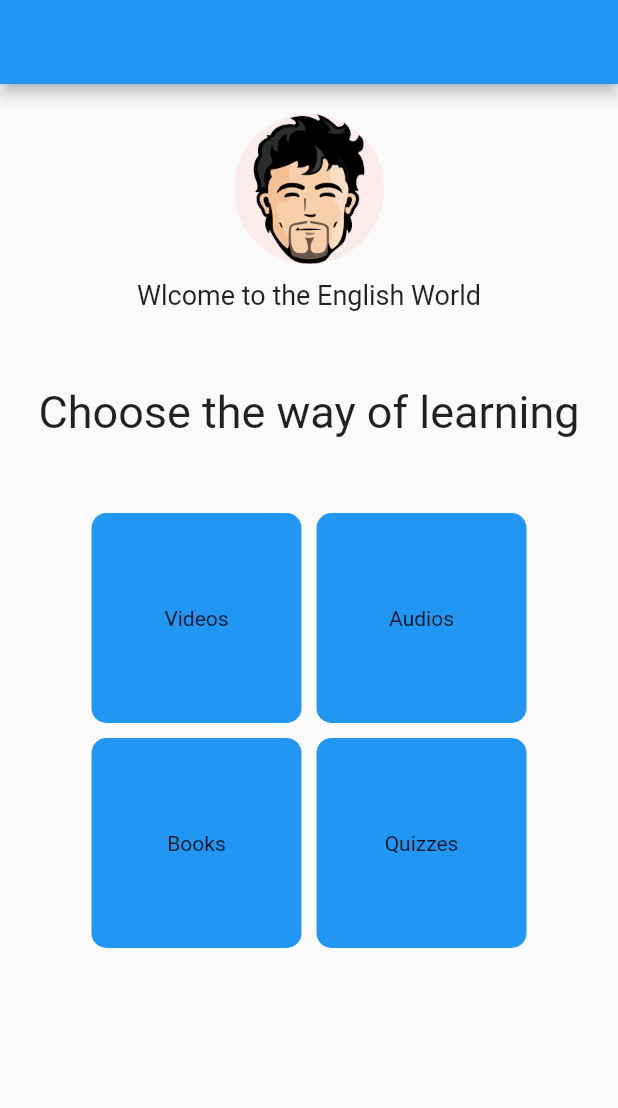
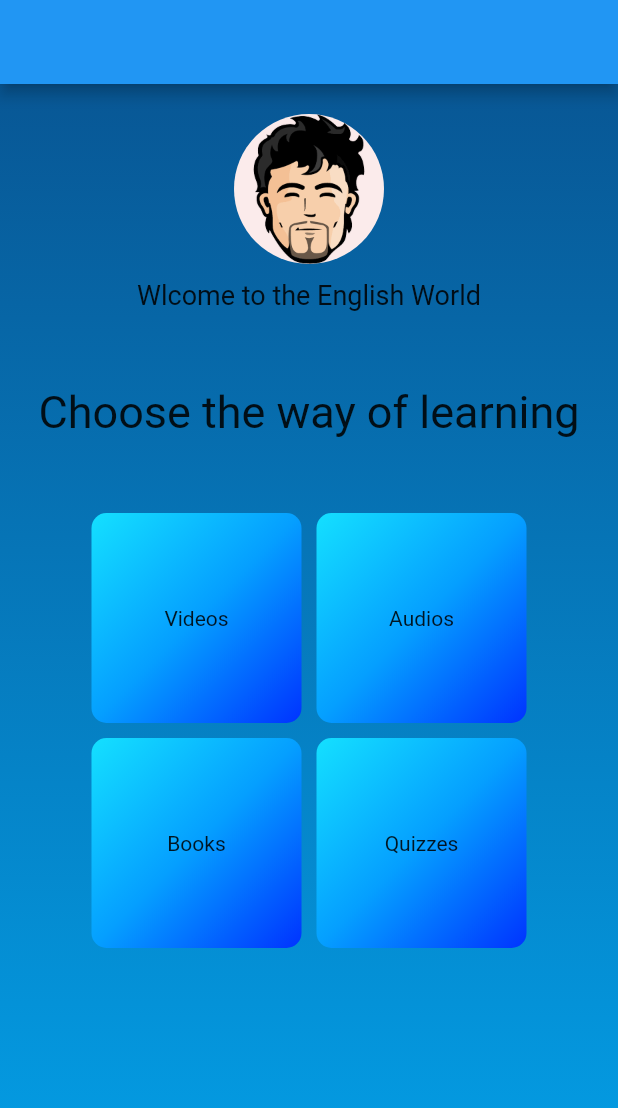
Before and after one commit to mohammad6202/elearningApp, a Flutter app: the screen it shows after launch, on a phone screen of 412 x 824 dp. Shown: the top 1108 px of the screen. Run offline on Flutter 3.47's test engine with Material 2 defaults, Android fonts, the phone set to English and light mode, and no system bars; our stand-ins replace audioplayers, video_player; missing offline and left inert: syncfusion_flutter_pdfviewer.

Commit message:
Update Home.dart
test decoration

```diff
--- a/lib/Home.dart
+++ b/lib/Home.dart
@@ -1,8 +1,11 @@
+// ignore_for_file: prefer_const_constructors, prefer_const_literals_to_create_immutables
+
 import 'package:elearning/screens/pdf.dart';
 import 'package:elearning/screens/quizz.dart';
 import 'package:elearning/screens/video.dart';
 import 'package:elearning/screens/voice.dart';
 import 'package:flutter/material.dart';
+import 'package:elearning/shared/colors.dart';
 
 class Home extends StatefulWidget {
   const Home({super.key});
@@ -14,10 +17,30 @@ class Home extends StatefulWidget {
 class _HomeState extends State<Home> {
   @override
   Widget build(BuildContext context) {
+    var buttonBoxDecoration = BoxDecoration(
+      gradient: LinearGradient(
+        begin: Alignment.topLeft,
+        end: Alignment.bottomRight,
+        colors: [
+          Color.fromARGB(255, 20, 224, 255),
+          Color.fromARGB(255, 5, 159, 255),
+          Color.fromARGB(255, 0, 51, 255),
+        ],
+      ),
+      borderRadius: BorderRadius.circular(10),
+    );
     return Scaffold(
       appBar: AppBar(),
       body: Container(
-        // color: Colors.pink.shade200,
+        decoration: BoxDecoration(
+            gradient: LinearGradient(
+          colors: [
+            Color(0xff03a1e9),
+            Color(0xff085795),
+          ],
+          begin: Alignment.bottomCenter,
+          end: Alignment.topCenter,
+        )),
         alignment: Alignment.topCenter,
         child: Column(
           children: [
@@ -60,9 +83,7 @@ class _HomeState extends State<Home> {
                     alignment: Alignment.center,
                     height: 140,
                     width: 140,
-                    decoration: BoxDecoration(
-                        color: Colors.blue,
-                        borderRadius: BorderRadius.circular(10)),
+                    decoration: buttonBoxDecoration,
                     child: const Text("Videos"),
                   ),
                 ),
@@ -80,9 +101,7 @@ class _HomeState extends State<Home> {
                     alignment: Alignment.center,
                     height: 140,
                     width: 140,
-                    decoration: BoxDecoration(
-                        color: Colors.blue,
-                        borderRadius: BorderRadius.circular(10)),
+                    decoration: buttonBoxDecoration,
                     child: const Text("Audios"),
                   ),
                 )
@@ -105,9 +124,7 @@ class _HomeState extends State<Home> {
                     alignment: Alignment.center,
                     height: 140,
                     width: 140,
-                    decoration: BoxDecoration(
-                        color: Colors.blue,
-                        borderRadius: BorderRadius.circular(10)),
+                    decoration: buttonBoxDecoration,
                     child: const Text("Books"),
                   ),
                 ),
@@ -125,9 +142,7 @@ class _HomeState extends State<Home> {
                     alignment: Alignment.center,
                     height: 140,
                     width: 140,
-                    decoration: BoxDecoration(
-                        color: Colors.blue,
-                        borderRadius: BorderRadius.circular(10)),
+                    decoration: buttonBoxDecoration,
                     child: const Text("Quizzes"),
                   ),
                 )
```
